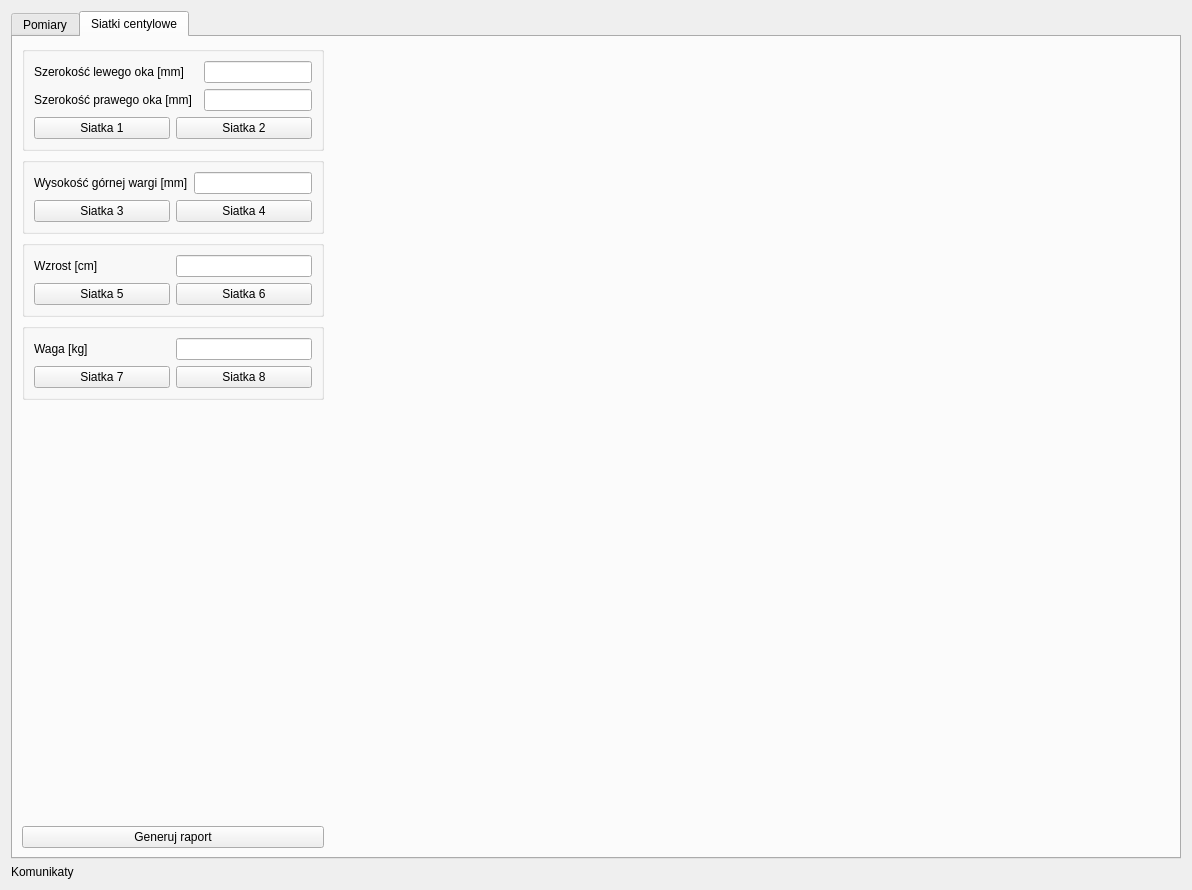
This is implementation/GUI/w_main_window.ui in ocadotechnology-university/FAS-detection-support-tool as Qt 5 draws it before an edit. The edited form follows.
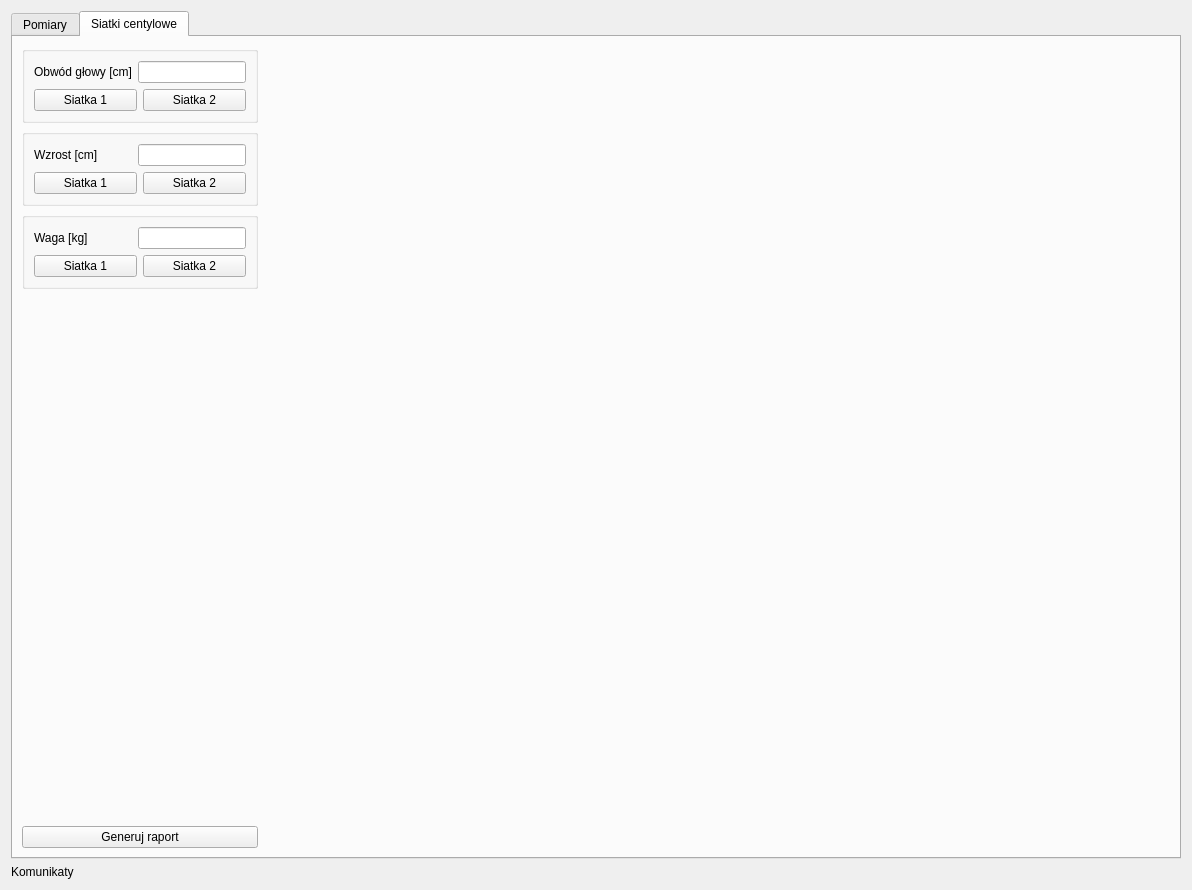
This is the edited form. Icons and pictures are not drawn.

Commit message: remove unnecessary charts and add head circuit chart

```diff
--- a/implementation/GUI/w_main_window.ui
+++ b/implementation/GUI/w_main_window.ui
@@ -340,91 +340,6 @@
       <layout class="QHBoxLayout" name="horizontalLayout_7">
        <item>
         <layout class="QVBoxLayout" name="verticalLayout_5">
-         <item>
-          <widget class="QGroupBox" name="groupBox_3">
-           <property name="sizePolicy">
-            <sizepolicy hsizetype="Minimum" vsizetype="Minimum">
-             <horstretch>0</horstretch>
-             <verstretch>0</verstretch>
-            </sizepolicy>
-           </property>
-           <property name="maximumSize">
-            <size>
-             <width>400</width>
-             <height>16777215</height>
-            </size>
-           </property>
-           <property name="title">
-            <string/>
-           </property>
-           <layout class="QGridLayout" name="gridLayout_6">
-            <item row="1" column="2">
-             <widget class="QLineEdit" name="le_LeftEyeMMChart">
-              <property name="sizePolicy">
-               <sizepolicy hsizetype="Minimum" vsizetype="Fixed">
-                <horstretch>0</horstretch>
-                <verstretch>0</verstretch>
-               </sizepolicy>
-              </property>
-             </widget>
-            </item>
-            <item row="4" column="0" colspan="3">
-             <layout class="QHBoxLayout" name="horizontalLayout_2">
-              <item>
-               <widget class="QPushButton" name="pb_chart1">
-                <property name="text">
-                 <string>Siatka 1</string>
-                </property>
-               </widget>
-              </item>
-              <item>
-               <widget class="QPushButton" name="pb_chart2">
-                <property name="text">
-                 <string>Siatka 2</string>
-                </property>
-               </widget>
-              </item>
-             </layout>
-            </item>
-            <item row="1" column="0">
-             <widget class="QLabel" name="label_6">
-              <property name="sizePolicy">
-               <sizepolicy hsizetype="Minimum" vsizetype="Preferred">
-                <horstretch>0</horstretch>
-                <verstretch>0</verstretch>
-               </sizepolicy>
-              </property>
-              <property name="text">
-               <string>Szerokość lewego oka [mm]</string>
-              </property>
-             </widget>
-            </item>
-            <item row="2" column="2">
-             <widget class="QLineEdit" name="le_RightEyeMMChart">
-              <property name="sizePolicy">
-               <sizepolicy hsizetype="Minimum" vsizetype="Fixed">
-                <horstretch>0</horstretch>
-                <verstretch>0</verstretch>
-               </sizepolicy>
-              </property>
-             </widget>
-            </item>
-            <item row="2" column="0">
-             <widget class="QLabel" name="label_7">
-              <property name="sizePolicy">
-               <sizepolicy hsizetype="Minimum" vsizetype="Preferred">
-                <horstretch>0</horstretch>
-                <verstretch>0</verstretch>
-               </sizepolicy>
-              </property>
-              <property name="text">
-               <string>Szerokość prawego oka [mm]</string>
-              </property>
-             </widget>
-            </item>
-           </layout>
-          </widget>
-         </item>
          <item>
           <widget class="QGroupBox" name="groupBox_5">
            <property name="sizePolicy">
@@ -452,23 +367,23 @@
                </sizepolicy>
               </property>
               <property name="text">
-               <string>Wysokość górnej wargi [mm]</string>
+               <string>Obwód głowy [cm]</string>
               </property>
              </widget>
             </item>
             <item row="1" column="0" colspan="2">
              <layout class="QHBoxLayout" name="horizontalLayout_3">
               <item>
-               <widget class="QPushButton" name="pb_chart3">
+               <widget class="QPushButton" name="pb_chart1">
                 <property name="text">
-                 <string>Siatka 3</string>
+                 <string>Siatka 1</string>
                 </property>
                </widget>
               </item>
               <item>
-               <widget class="QPushButton" name="pb_chart4">
+               <widget class="QPushButton" name="pb_chart2">
                 <property name="text">
-                 <string>Siatka 4</string>
+                 <string>Siatka 2</string>
                 </property>
                </widget>
               </item>
@@ -520,16 +435,16 @@
               <item row="1" column="0" colspan="2">
                <layout class="QHBoxLayout" name="horizontalLayout_5">
                 <item>
-                 <widget class="QPushButton" name="pb_chart5">
+                 <widget class="QPushButton" name="pb_chart3">
                   <property name="text">
-                   <string>Siatka 5</string>
+                   <string>Siatka 1</string>
                   </property>
                  </widget>
                 </item>
                 <item>
-                 <widget class="QPushButton" name="pb_chart6">
+                 <widget class="QPushButton" name="pb_chart4">
                   <property name="text">
-                   <string>Siatka 6</string>
+                   <string>Siatka 2</string>
                   </property>
                  </widget>
                 </item>
@@ -591,16 +506,16 @@
             <item row="1" column="0" colspan="2">
              <layout class="QHBoxLayout" name="horizontalLayout_4">
               <item>
-               <widget class="QPushButton" name="pb_chart7">
+               <widget class="QPushButton" name="pb_chart5">
                 <property name="text">
-                 <string>Siatka 7</string>
+                 <string>Siatka 1</string>
                 </property>
                </widget>
               </item>
               <item>
-               <widget class="QPushButton" name="pb_chart8">
+               <widget class="QPushButton" name="pb_chart6">
                 <property name="text">
-                 <string>Siatka 8</string>
+                 <string>Siatka 2</string>
                 </property>
                </widget>
               </item>
```
Left out of the diff: 12 changed lines with no effect on the pictures. The commit also changes 9 other files.
